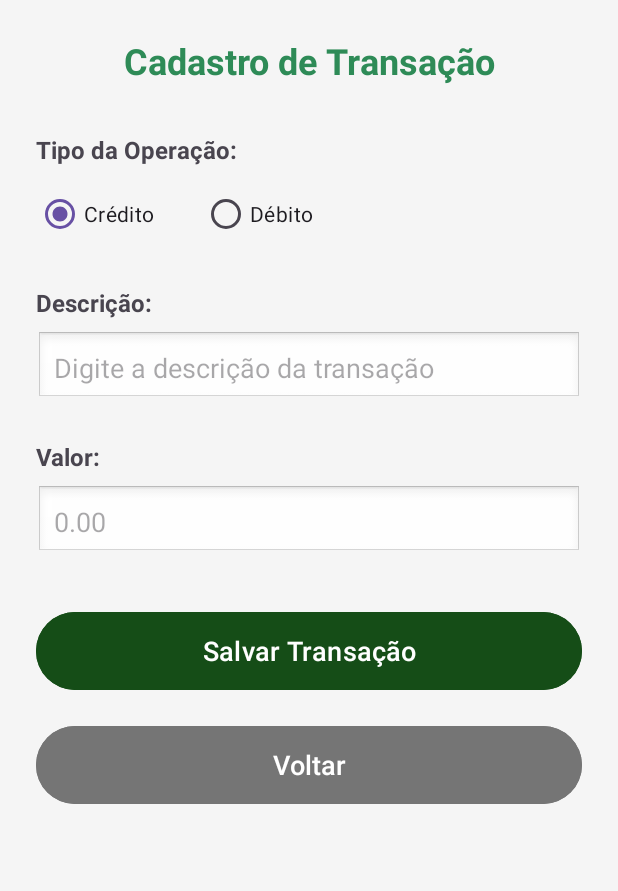
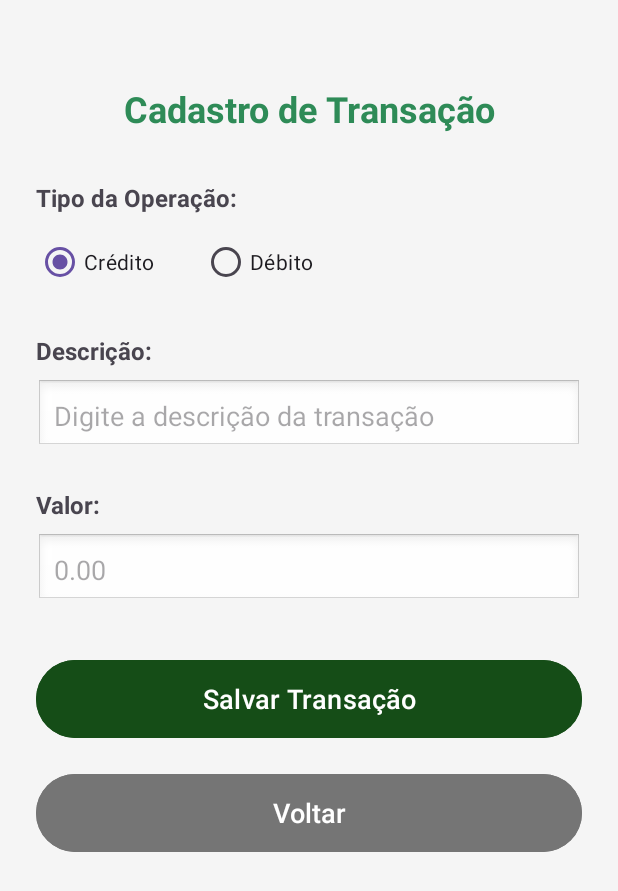
Before and after one commit to PatrickHapr/FinApp, an Android app: the CadastroActivity screen opened directly, with no data from a screen before it, on a phone screen of 412 x 824 dp. Shown: the top 891 px of the screen. Run offline under Robolectric (Android 15) with nearby library versions, the phone set to English and light mode, and no system bars.

Commit message:
ajusta o design das telas de cadastro e de extrato

```diff
--- a/app/src/main/res/layout/activity_cadastro.xml
+++ b/app/src/main/res/layout/activity_cadastro.xml
@@ -2,42 +2,47 @@
 <LinearLayout xmlns:android="http://schemas.android.com/apk/res/android"
     android:layout_width="match_parent"
     android:layout_height="match_parent"
+    android:background="#F5F5F5"
     android:orientation="vertical"
-    android:padding="24dp"
-    android:background="#F5F5F5">
+    android:padding="24dp">
+
+    <View
+        android:layout_width="match_parent"
+        android:layout_height="32dp" />
 
     <TextView
         android:layout_width="match_parent"
         android:layout_height="wrap_content"
+        android:baselineAligned="false"
+        android:paddingBottom="32dp"
         android:text="Cadastro de Transação"
-        android:textSize="24sp"
-        android:textStyle="bold"
         android:textAlignment="center"
         android:textColor="#2E8B57"
-        android:paddingBottom="32dp" />
+        android:textSize="24sp"
+        android:textStyle="bold" />
 
     <TextView
         android:layout_width="wrap_content"
         android:layout_height="wrap_content"
+        android:layout_marginBottom="8dp"
         android:text="Tipo da Operação:"
         android:textSize="16sp"
-        android:textStyle="bold"
-        android:layout_marginBottom="8dp" />
+        android:textStyle="bold" />
 
     <RadioGroup
         android:id="@+id/rgType"
         android:layout_width="wrap_content"
         android:layout_height="wrap_content"
-        android:orientation="horizontal"
-        android:layout_marginBottom="24dp">
+        android:layout_marginBottom="24dp"
+        android:orientation="horizontal">
 
         <RadioButton
             android:id="@+id/rbCredito"
             android:layout_width="wrap_content"
             android:layout_height="wrap_content"
-            android:text="Crédito"
             android:layout_marginRight="32dp"
-            android:checked="true" />
+            android:checked="true"
+            android:text="Crédito" />
 
         <RadioButton
             android:id="@+id/rbDebito"
@@ -50,55 +55,55 @@
     <TextView
         android:layout_width="wrap_content"
         android:layout_height="wrap_content"
+        android:layout_marginBottom="8dp"
         android:text="Descrição:"
         android:textSize="16sp"
-        android:textStyle="bold"
-        android:layout_marginBottom="8dp" />
+        android:textStyle="bold" />
 
     <EditText
         android:id="@+id/etDescription"
         android:layout_width="match_parent"
         android:layout_height="wrap_content"
+        android:layout_marginBottom="24dp"
+        android:background="@android:drawable/edit_text"
         android:hint="Digite a descrição da transação"
-        android:padding="12dp"
-        android:layout_marginBottom="24dp"
-        android:background="@android:drawable/edit_text" />
+        android:padding="12dp" />
 
     <TextView
         android:layout_width="wrap_content"
         android:layout_height="wrap_content"
+        android:layout_marginBottom="8dp"
         android:text="Valor:"
         android:textSize="16sp"
-        android:textStyle="bold"
-        android:layout_marginBottom="8dp" />
+        android:textStyle="bold" />
 
     <EditText
         android:id="@+id/etValue"
         android:layout_width="match_parent"
         android:layout_height="wrap_content"
+        android:layout_marginBottom="32dp"
+        android:background="@android:drawable/edit_text"
         android:hint="0.00"
         android:inputType="numberDecimal"
-        android:padding="12dp"
-        android:layout_marginBottom="32dp"
-        android:background="@android:drawable/edit_text" />
+        android:padding="12dp" />
 
     <Button
         android:id="@+id/btnSave"
         android:layout_width="match_parent"
         android:layout_height="60dp"
+        android:layout_marginBottom="16dp"
+        android:backgroundTint="#154d17"
         android:text="Salvar Transação"
-        android:textSize="18sp"
-        android:backgroundTint="#154d17"
         android:textColor="@android:color/white"
-        android:layout_marginBottom="16dp" />
+        android:textSize="18sp" />
 
     <Button
         android:id="@+id/btnVoltar"
         android:layout_width="match_parent"
         android:layout_height="60dp"
+        android:backgroundTint="#757575"
         android:text="Voltar"
-        android:textSize="18sp"
-        android:backgroundTint="#757575"
-        android:textColor="@android:color/white" />
+        android:textColor="@android:color/white"
+        android:textSize="18sp" />
 
 </LinearLayout>
--- a/app/src/main/res/layout/activity_extrato.xml
+++ b/app/src/main/res/layout/activity_extrato.xml
@@ -5,6 +5,10 @@
     android:orientation="vertical"
     android:padding="16dp"
     android:background="#F5F5F5">
+
+    <View
+        android:layout_width="match_parent"
+        android:layout_height="32dp" />
 
     <TextView
         android:layout_width="match_parent"
```
